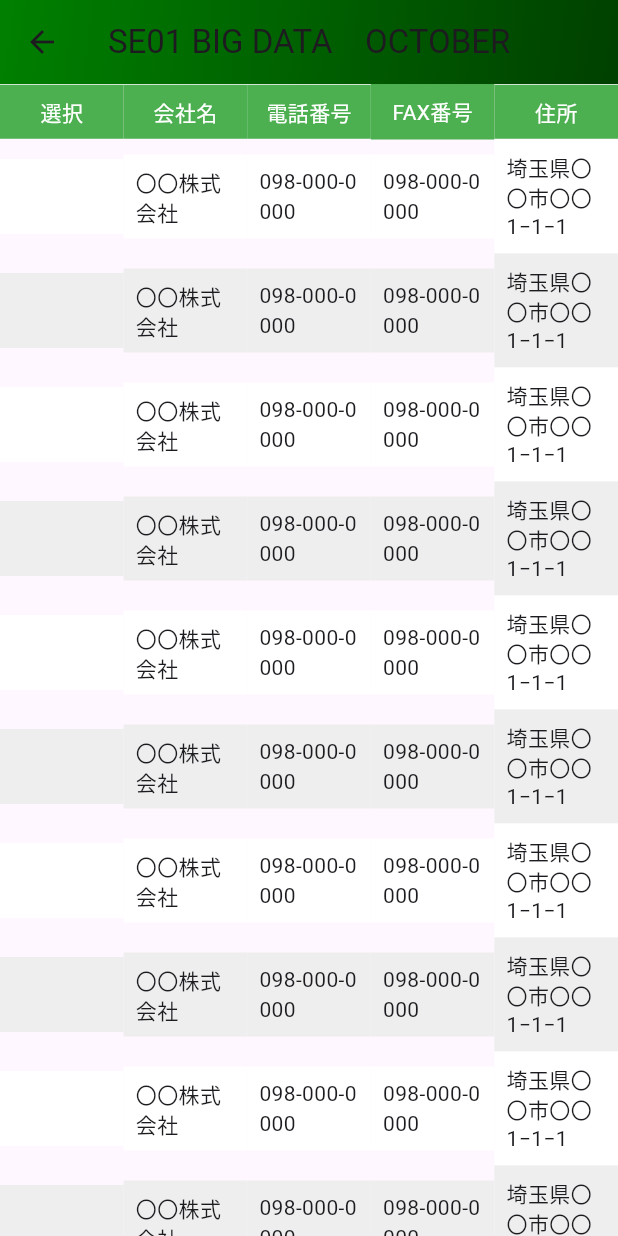
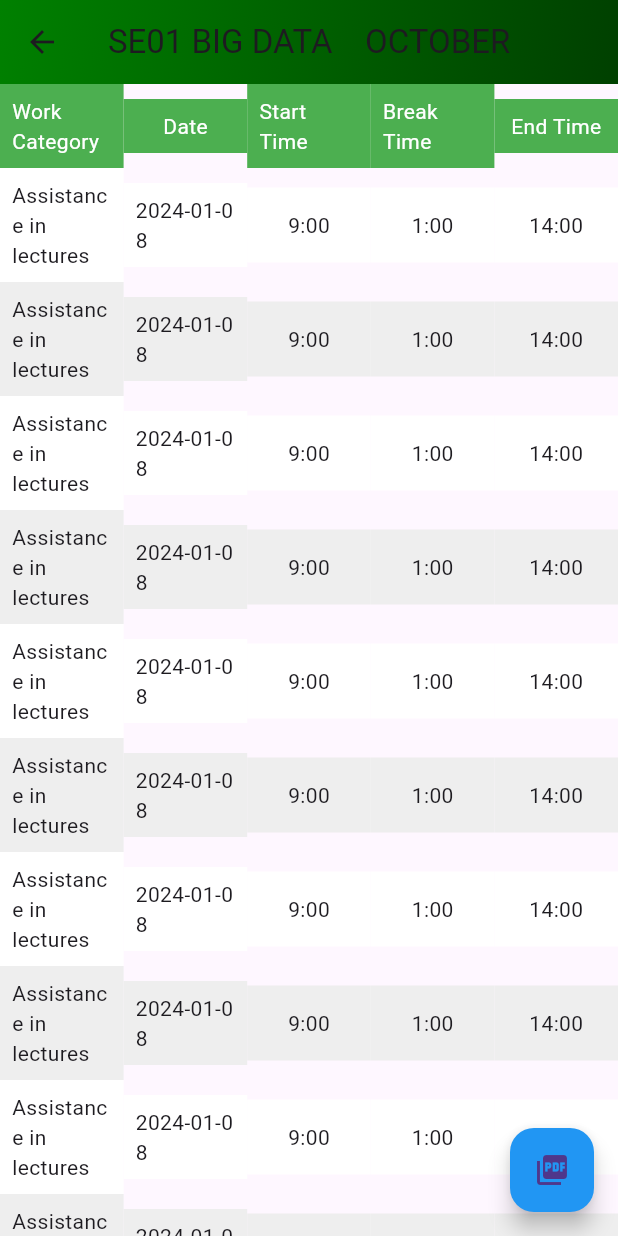
Before and after one commit to youssefmetwalli/TA-Report-App, a Flutter app: the ReportForm screen opened directly, on a phone screen of 412 x 824 dp. Run offline on Flutter 3.47's test engine with Material 3 defaults, Android fonts, the phone set to English and light mode, and no system bars; our stand-ins replace pdf.

Commit message:
adjusted front end of student screens

```diff
--- a/src/lib/screens/student/report_form.dart
+++ b/src/lib/screens/student/report_form.dart
@@ -1,18 +1,47 @@
 import 'package:flutter/material.dart';
+import 'package:pdf/pdf.dart';
+import 'package:pdf/widgets.dart' as pdfWidgets;
+import 'package:path_provider/path_provider.dart' as path_provider;
+import 'dart:io';
 
 class ReportForm extends StatelessWidget {
   const ReportForm({Key? key}) : super(key: key);
 
+  Future<void> launchPDFExport() async {
+    final pdf = pdfWidgets.Document();
+
+    // Add content to the PDF document
+    pdf.addPage(
+      pdfWidgets.Page(
+        build: (context) {
+          return pdfWidgets.Center(
+            child: pdfWidgets.Text('Hello, this is a PDF export!'),
+          );
+        },
+      ),
+    );
+
+    // Get the directory for storing the PDF file
+    final directory = await path_provider.getApplicationDocumentsDirectory();
+    final path = '${directory.path}/ta_report.pdf';
+
+    // Save the PDF to a file
+    final file = File(path);
+    await file.writeAsBytes(await pdf.save());
+
+    print('PDF Exported: $path');
+  }
+
   @override
   Widget build(BuildContext context) {
     // ダミーのデータ
-    List<String> select = List<String>.generate(10, (index) => '');
-    List<String> companyName = List<String>.generate(10, (index) => '〇〇株式会社');
-    List<String> phoneNumber =
-        List<String>.generate(10, (index) => '098-000-0000');
-    List<String> fax = List<String>.generate(10, (index) => '098-000-0000');
-    List<String> address =
-        List<String>.generate(10, (index) => '埼玉県〇〇市〇〇1−1−1');
+    List<String> select =
+        List<String>.generate(10, (index) => 'Assistance in lectures');
+    List<String> companyName =
+        List<String>.generate(10, (index) => '2024-01-08');
+    List<String> phoneNumber = List<String>.generate(10, (index) => '9:00');
+    List<String> fax = List<String>.generate(10, (index) => '1:00');
+    List<String> address = List<String>.generate(10, (index) => '14:00');
 
     return Scaffold(
       appBar: AppBar(
@@ -42,7 +71,8 @@ class ReportForm extends StatelessWidget {
                   color: Colors.green,
                   padding: const EdgeInsets.all(8),
                   child: const Center(
-                      child: Text('選択', style: TextStyle(color: Colors.white))),
+                      child: Text('Work Category',
+                          style: TextStyle(color: Colors.white))),
                 ),
               ),
               TableCell(
@@ -51,7 +81,7 @@ class ReportForm extends StatelessWidget {
                   padding: const EdgeInsets.all(8),
                   child: const Center(
                       child:
-                          Text('会社名', style: TextStyle(color: Colors.white))),
+                          Text('Date', style: TextStyle(color: Colors.white))),
                 ),
               ),
               TableCell(
@@ -59,8 +89,8 @@ class ReportForm extends StatelessWidget {
                   color: Colors.green,
                   padding: const EdgeInsets.all(8),
                   child: const Center(
-                      child:
-                          Text('電話番号', style: TextStyle(color: Colors.white))),
+                      child: Text('Start Time',
+                          style: TextStyle(color: Colors.white))),
                 ),
               ),
               TableCell(
@@ -68,8 +98,8 @@ class ReportForm extends StatelessWidget {
                   color: Colors.green,
                   padding: const EdgeInsets.all(8),
                   child: const Center(
-                      child:
-                          Text('FAX番号', style: TextStyle(color: Colors.white))),
+                      child: Text('Break Time',
+                          style: TextStyle(color: Colors.white))),
                 ),
               ),
               TableCell(
@@ -77,7 +107,8 @@ class ReportForm extends StatelessWidget {
                   color: Colors.green,
                   padding: const EdgeInsets.all(8),
                   child: const Center(
-                      child: Text('住所', style: TextStyle(color: Colors.white))),
+                      child: Text('End Time',
+                          style: TextStyle(color: Colors.white))),
                 ),
               ),
             ],
@@ -135,6 +166,14 @@ class ReportForm extends StatelessWidget {
             ),
         ],
       ),
+      floatingActionButton: FloatingActionButton(
+        onPressed: () {
+          launchPDFExport();
+        },
+        child: Icon(Icons.picture_as_pdf),
+        backgroundColor: Colors.blue,
+      ),
+      floatingActionButtonLocation: FloatingActionButtonLocation.endFloat,
     );
   }
 }
--- a/src/lib/screens/student/report_list.dart
+++ b/src/lib/screens/student/report_list.dart
@@ -31,11 +31,13 @@ class _StudentScreenState extends State<StudentScreen> {
   final List<TextEditingController> _textFieldControllers =
       List.generate(6, (index) => TextEditingController());
 
-  void _addCourseToItemList(String academicYear, String month, String courseName, String courseId) {
+  void _addCourseToItemList(
+      String academicYear, String month, String courseName, String courseId) {
     setState(() {
       itemList.add('$courseName $academicYear'); // Adjust this line as needed
     });
   }
+
   // Function to show the create report dialog
   void _showCreateReportDialog() {
     showDialog(
@@ -160,7 +162,7 @@ class _StudentScreenState extends State<StudentScreen> {
           onPressed: () {
             _showCreateReportDialog();
           },
-          label: const Text('Create New Report'),
+          label: const Text('Add Course'),
         ),
         floatingActionButtonLocation: FloatingActionButtonLocation.endFloat);
   }
```
Also changed, not shown: src/lib/screens/student/course_input.dart (+5 -4 lines), src/lib/screens/student/shift_addition.dart (+30 -0 lines).
